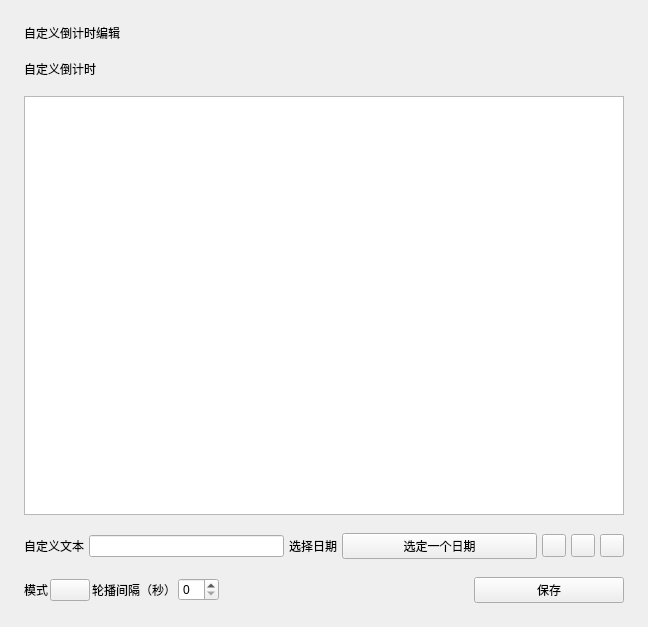
First picture: the form in view/menu/countdown_custom_edit.ui, repository IsHPDuwu/Class-Widgets, before the edit.
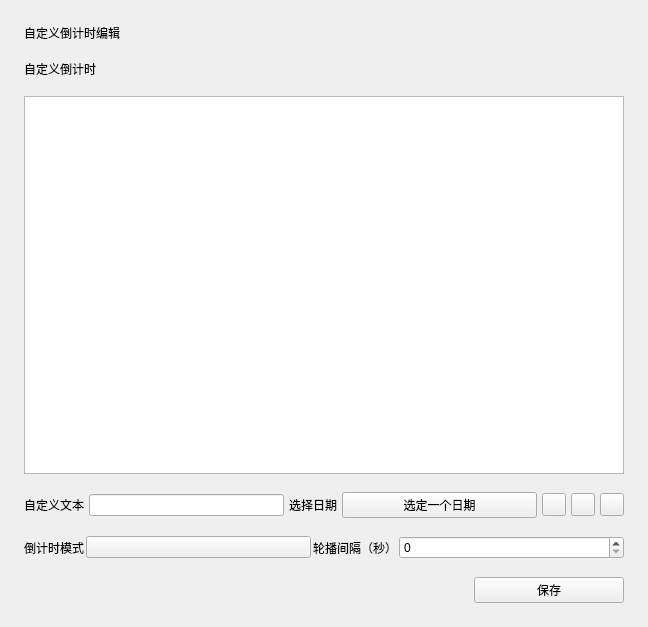
Second picture: the form after the edit. Custom widgets are drawn as their Qt base class.

Patch:
```diff
--- a/view/menu/countdown_custom_edit.ui
+++ b/view/menu/countdown_custom_edit.ui
@@ -145,14 +145,23 @@
     </layout>
    </item>
    <item>
-    <layout class="QHBoxLayout" name="horizontalLayout_4" stretch="0,0,0,0,0,0">
+    <layout class="QHBoxLayout" name="horizontalLayout_2" stretch="0,0,0,0">
      <property name="spacing">
       <number>2</number>
      </property>
+     <property name="bottomMargin">
+      <number>0</number>
+     </property>
      <item>
       <widget class="BodyLabel" name="BodyLabel_4">
+       <property name="sizePolicy">
+        <sizepolicy hsizetype="Fixed" vsizetype="Preferred">
+         <horstretch>0</horstretch>
+         <verstretch>0</verstretch>
+        </sizepolicy>
+       </property>
        <property name="text">
-        <string>模式</string>
+        <string>倒计时模式</string>
        </property>
       </widget>
      </item>
@@ -161,19 +170,42 @@
      </item>
      <item>
       <widget class="BodyLabel" name="BodyLabel">
+       <property name="sizePolicy">
+        <sizepolicy hsizetype="Fixed" vsizetype="Preferred">
+         <horstretch>0</horstretch>
+         <verstretch>0</verstretch>
+        </sizepolicy>
+       </property>
        <property name="text">
         <string>轮播间隔（秒）</string>
        </property>
       </widget>
      </item>
      <item>
-      <widget class="SpinBox" name="countdown_upd_cd"/>
+      <widget class="SpinBox" name="countdown_upd_cd">
+       <property name="sizePolicy">
+        <sizepolicy hsizetype="Minimum" vsizetype="Fixed">
+         <horstretch>0</horstretch>
+         <verstretch>0</verstretch>
+        </sizepolicy>
+       </property>
+      </widget>
      </item>
+    </layout>
+   </item>
+   <item>
+    <layout class="QHBoxLayout" name="horizontalLayout_4" stretch="0,0">
+     <property name="spacing">
+      <number>2</number>
+     </property>
      <item>
       <spacer name="horizontalSpacer">
        <property name="orientation">
         <enum>Qt::Horizontal</enum>
        </property>
+       <property name="sizeType">
+        <enum>QSizePolicy::Expanding</enum>
+       </property>
        <property name="sizeHint" stdset="0">
         <size>
          <width>40</width>
```
